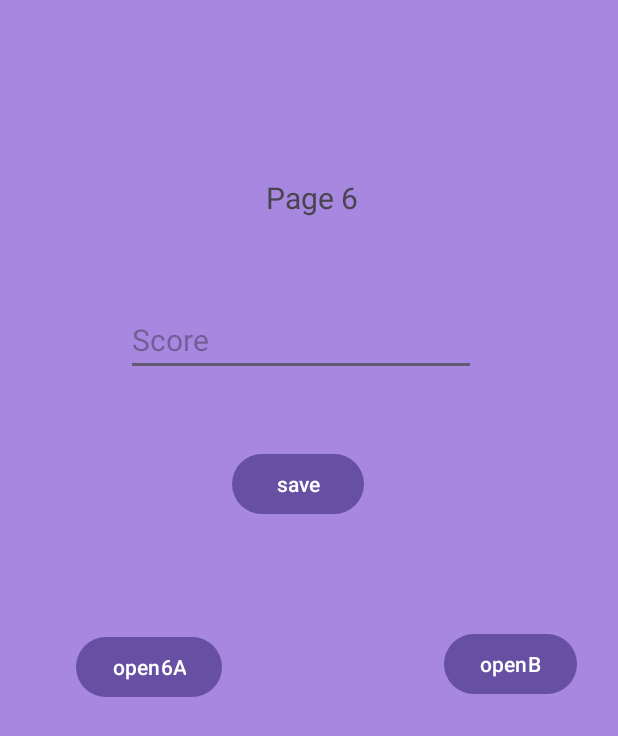
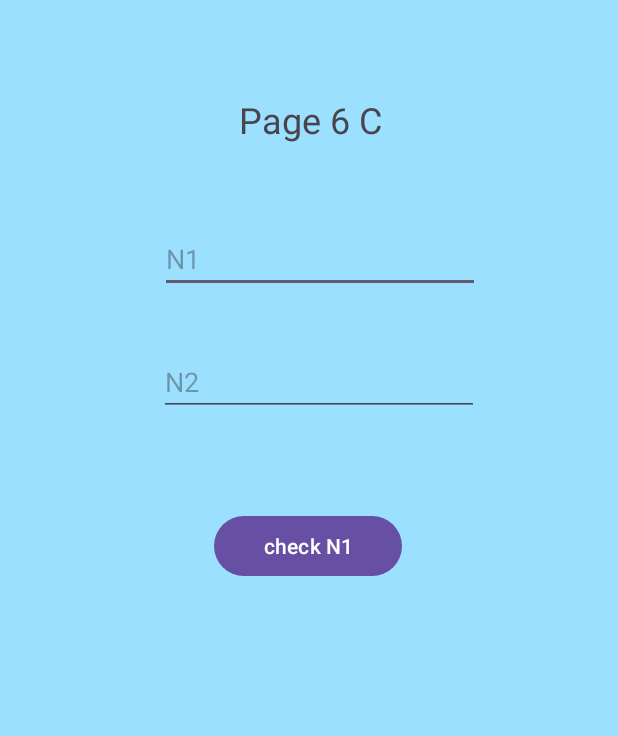
Before and after one commit to rushmi0/TNIIT007, an Android app: the screen it shows after launch (Week6 before the commit, Week6_c after it), on a phone screen of 412 x 824 dp. Shown: the top 736 px of the screen. Run offline under Robolectric (Android 15) with nearby library versions, the phone set to English and light mode, and no system bars.

Commit message:
จบงาน Week 6

```diff
--- /dev/null
+++ b/app/src/main/java/com/example/tniit007/Week6_c.java
@@ -0,0 +1,48 @@
+package com.example.tniit007;
+
+import androidx.appcompat.app.AppCompatActivity;
+import android.os.Bundle;
+import android.view.View;
+import android.widget.Button;
+import android.widget.EditText;
+import android.widget.Toast;
+
+public class Week6_c extends AppCompatActivity {
+
+    EditText myN1, myN2;
+
+    Button myCheck;
+
+    @Override
+    protected void onCreate(Bundle savedInstanceState) {
+        super.onCreate(savedInstanceState);
+        setContentView(R.layout.activity_week6_c);
+
+        myN1 = findViewById(R.id.n1);
+        myN2 = findViewById(R.id.n2);
+        myCheck = findViewById(R.id.checkN1);
+
+
+        myCheck.setOnClickListener(new View.OnClickListener() {
+            @Override
+            public void onClick(View view) {
+
+                String n1 = myN1.getText().toString();
+                String n2 = myN2.getText().toString();
+
+                if (n1.equals("")) {
+                    myN1.setError("N1 is null");
+
+                } else if (n2.equals("")) {
+                    myN1.setError("N2 is null");
+                } else if (n1.equals(n2)){
+                    Toast.makeText(getApplicationContext(), "OK!", Toast.LENGTH_SHORT).show();
+                } else {
+                    Toast.makeText(getApplicationContext(), "N1 is not match N2", Toast.LENGTH_SHORT).show();
+                }
+            }
+        });
+
+    }
+
+}
--- a/app/src/main/res/layout/activity_week6.xml
+++ b/app/src/main/res/layout/activity_week6.xml
@@ -22,7 +22,7 @@
         android:layout_width="wrap_content"
         android:layout_height="wrap_content"
         android:layout_x="84dp"
-        android:layout_y="203dp"
+        android:layout_y="189dp"
         android:ems="10"
         android:hint="Score"
         android:inputType="number"
@@ -32,8 +32,8 @@
         android:id="@+id/save6"
         android:layout_width="wrap_content"
         android:layout_height="wrap_content"
-        android:layout_x="155dp"
-        android:layout_y="299dp"
+        android:layout_x="158dp"
+        android:layout_y="335dp"
         android:text="save"
         android:textColorHighlight="#673AB7" />
 
@@ -49,7 +49,17 @@
         android:id="@+id/open6b"
         android:layout_width="wrap_content"
         android:layout_height="wrap_content"
-        android:layout_x="296dp"
-        android:layout_y="419dp"
+        android:layout_x="263dp"
+        android:layout_y="426dp"
         android:text="openB" />
+
+    <EditText
+        android:id="@+id/nameText"
+        android:layout_width="230dp"
+        android:layout_height="55dp"
+        android:layout_x="86dp"
+        android:layout_y="257dp"
+        android:ems="10"
+        android:hint="Name"
+        android:inputType="text" />
 </AbsoluteLayout>
--- a/app/src/main/res/layout/activity_week6_a.xml
+++ b/app/src/main/res/layout/activity_week6_a.xml
@@ -4,7 +4,7 @@
     xmlns:tools="http://schemas.android.com/tools"
     android:layout_width="match_parent"
     android:layout_height="match_parent"
-    android:background="#4CAF50"
+    android:background="#77F17C"
     tools:context=".Week6_a">
 
     <TextView
--- /dev/null
+++ b/app/src/main/res/layout/activity_week6_c.xml
@@ -0,0 +1,47 @@
+<?xml version="1.0" encoding="utf-8"?>
+<AbsoluteLayout xmlns:android="http://schemas.android.com/apk/res/android"
+    xmlns:app="http://schemas.android.com/apk/res-auto"
+    xmlns:tools="http://schemas.android.com/tools"
+    android:layout_width="match_parent"
+    android:layout_height="match_parent"
+    android:background="#9CE0FF"
+    tools:context=".Week6_c">
+
+  <EditText
+      android:id="@+id/n1"
+      android:layout_width="wrap_content"
+      android:layout_height="wrap_content"
+      android:layout_x="107dp"
+      android:layout_y="150dp"
+      android:ems="10"
+      android:hint="N1"
+      android:inputType="text" />
+
+  <EditText
+      android:id="@+id/n2"
+      android:layout_width="wrap_content"
+      android:layout_height="wrap_content"
+      android:layout_x="106dp"
+      android:layout_y="232dp"
+      android:ems="10"
+      android:hint="N2"
+      android:inputType="text" />
+
+  <Button
+      android:id="@+id/checkN1"
+      android:layout_width="125dp"
+      android:layout_height="wrap_content"
+      android:layout_x="143dp"
+      android:layout_y="340dp"
+      android:text="check N1" />
+
+  <TextView
+      android:id="@+id/textView7"
+      android:layout_width="100dp"
+      android:layout_height="40dp"
+      android:layout_x="157dp"
+      android:layout_y="60dp"
+      android:gravity="center"
+      android:text="Page 6 C"
+      android:textSize="24sp" />
+</AbsoluteLayout>
```
Also changed, not shown: app/src/main/AndroidManifest.xml (+15 -10 lines), app/src/main/java/com/example/tniit007/Week6.java (+5 -2 lines).
